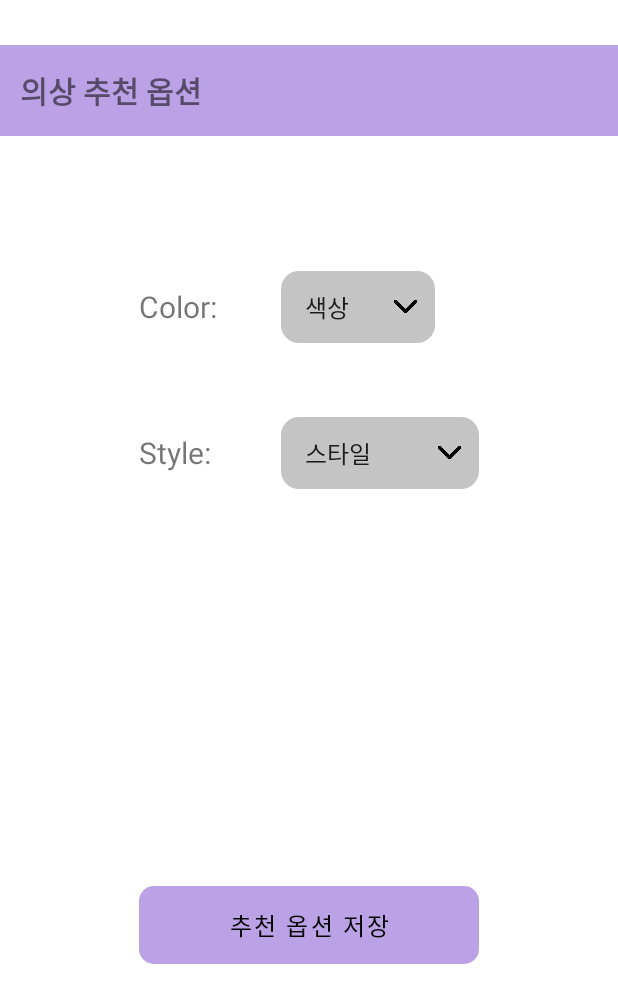
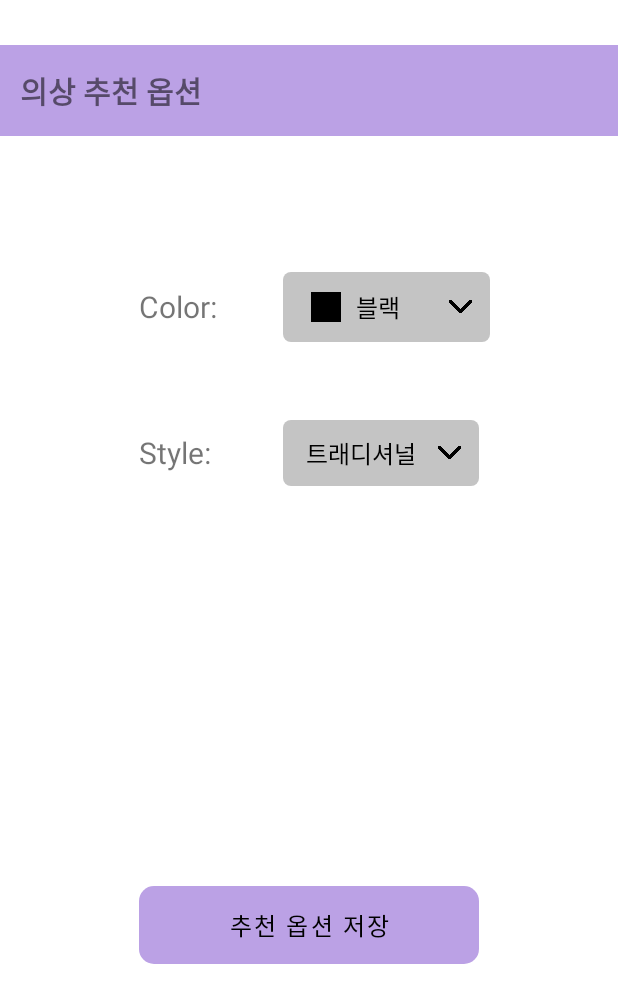
Before and after one commit to amykim928/GraduationProject, an Android app: the SpinnerActivity screen opened directly, with no data from a screen before it, on a phone screen of 412 x 824 dp. Shown: the top 1003 px of the screen. Run offline under Robolectric (Android 15) with nearby library versions, the phone set to English and light mode, and no system bars.

Commit message:
Modify spinner style

```diff
--- a/app/src/main/java/com/example/closet_app/SpinnerActivity.kt
+++ b/app/src/main/java/com/example/closet_app/SpinnerActivity.kt
@@ -13,22 +13,24 @@ class SpinnerActivity : AppCompatActivity(){
         super.onCreate(savedInstanceState)
         setContentView(R.layout.activity_spinner)
 
-        var colorSpinner = findViewById<Spinner>(R.id.colorSpinner)
-        var colorData = resources.getStringArray(R.array.color)
-        var colorAdapter = ArrayAdapter<String>(this, android.R.layout.simple_list_item_1, colorData)
+        var colorShapeData = resources.getStringArray(R.array.colorShapeData)
+        var colorTextData = resources.getStringArray(R.array.colorTextData)
+        val colorAdapter = SpinnerAdapter(applicationContext, colorShapeData, colorTextData)
+
+        val colorSpinner = findViewById<View>(R.id.colorSpinner) as Spinner
         colorSpinner.adapter = colorAdapter
-        colorSpinner.onItemSelectedListener = object : AdapterView.OnItemSelectedListener{
-            override fun onItemSelected(p0: AdapterView<*>?, p1: View?, p2: Int, p3: Long) {
+        colorSpinner.onItemSelectedListener = object : AdapterView.OnItemSelectedListener {
+            override fun onItemSelected(parent: AdapterView<*>, view: View, position: Int, id: Long) {
             }
 
-            override fun onNothingSelected(p0: AdapterView<*>?) {
+            override fun onNothingSelected(parent: AdapterView<*>) {
+
             }
-
         }
 
         var styleSpinner = findViewById<Spinner>(R.id.styleSpinner)
-        var styleData = resources.getStringArray(R.array.style)
-        var styleAdapter = ArrayAdapter<String>(this, android.R.layout.simple_list_item_1, styleData)
+        var styleData = resources.getStringArray(R.array.styleData)
+        var styleAdapter = ArrayAdapter<String>(this, R.layout.style_spinner, R.id.spinnerstyletext, styleData)
         styleSpinner.adapter = styleAdapter
         styleSpinner.onItemSelectedListener = object : AdapterView.OnItemSelectedListener{
             override fun onItemSelected(p0: AdapterView<*>?, p1: View?, p2: Int, p3: Long) {
@@ -38,6 +40,5 @@ class SpinnerActivity : AppCompatActivity(){
             }
 
         }
-
     }
 }
--- /dev/null
+++ b/app/src/main/java/com/example/closet_app/SpinnerAdapter.kt
@@ -0,0 +1,40 @@
+package com.example.closet_app
+
+import android.content.Context
+import android.graphics.Color
+import android.view.LayoutInflater
+import android.view.View
+import android.view.ViewGroup
+import android.widget.BaseAdapter
+import android.widget.TextView
+
+class SpinnerAdapter(internal var context: Context, internal var colorShapeData: Array<String>, internal var colorTextData: Array<String>) :
+    BaseAdapter() {
+    internal var inflter: LayoutInflater
+
+    init {
+        inflter = LayoutInflater.from(context)
+    }
+
+    override fun getCount(): Int {
+        return 13
+    }
+
+    override fun getItem(i: Int): Any? {
+        return null
+    }
+
+    override fun getItemId(i: Int): Long {
+        return 0
+    }
+
+    override fun getView(i: Int, view: View?, viewGroup: ViewGroup): View {
+
+        val view = inflter.inflate(R.layout.color_spinner,null)
+        val spinnerShape = view.findViewById<View>(R.id.spinnershape)
+        val spinnerText = view.findViewById<TextView>(R.id.spinnertext)
+        spinnerShape!!.setBackgroundColor(Color.parseColor(colorShapeData[i]))
+        spinnerText!!.text = colorTextData[i]
+        return view
+    }
+}
--- a/app/src/main/res/drawable/spinner.xml
+++ b/app/src/main/res/drawable/spinner.xml
@@ -5,7 +5,7 @@
             <item>
                 <shape android:shape="rectangle">
                     <solid android:color="#C4C4C4" />
-                    <corners android:radius="12dp" />
+                    <corners android:radius="5dp" />
                     <padding android:right="12dp" />
                 </shape>
             </item>
--- a/app/src/main/res/layout/activity_spinner.xml
+++ b/app/src/main/res/layout/activity_spinner.xml
@@ -33,8 +33,10 @@
     <Spinner
         android:id="@+id/colorSpinner"
         android:background="@drawable/spinner"
-        android:layout_width="wrap_content"
+        android:layout_width="@id/styleSpinner"
         android:layout_height="wrap_content"
+        android:padding="3dp"
+        android:popupBackground="#e7e6e6"
         app:layout_constraintLeft_toLeftOf="@id/styleSpinner"
         app:layout_constraintTop_toTopOf="@id/textcolor"
         app:layout_constraintBottom_toBottomOf="@id/textcolor"/>
@@ -54,6 +56,7 @@
         android:background="@drawable/spinner"
         android:layout_width="wrap_content"
         android:layout_height="wrap_content"
+        android:popupBackground="#e7e6e6"
         app:layout_constraintRight_toRightOf="@id/recommendBtn"
         app:layout_constraintTop_toTopOf="@id/textstyle"
         app:layout_constraintBottom_toBottomOf="@id/textstyle"/>
--- a/app/src/main/res/layout/activity_color_spinner.xml
+++ b/app/src/main/res/layout/color_spinner.xml
@@ -6,10 +6,12 @@
     xmlns:tools="http://schemas.android.com/tools">
 
     <View
-        android:id="@+id/colorView"
+        android:id="@+id/spinnershape"
         android:layout_width="20dp"
         android:layout_height="20dp"
-        android:layout_marginStart="8dp"
+        android:layout_marginTop="10dp"
+        android:layout_marginBottom="10dp"
+        android:layout_marginStart="15dp"
         android:background="@android:color/holo_red_dark"
         app:layout_constraintStart_toStartOf="parent"
         app:layout_constraintTop_toTopOf="parent"
@@ -17,16 +19,17 @@
         android:contentDescription="@string/app_name" />
 
     <TextView
-        android:id="@+id/txt_name"
-        android:layout_width="0dp"
+        android:id="@+id/spinnertext"
+        android:layout_width="65dp"
         android:layout_height="wrap_content"
-        android:layout_marginHorizontal="16dp"
-        android:textSize="18sp"
-        android:textStyle="bold"
-        app:layout_constraintStart_toEndOf="@+id/colorView"
+        android:layout_marginStart="10dp"
+        android:layout_marginEnd="15dp"
+        android:textSize="16sp"
+        android:textColor="@color/black"
+        app:layout_constraintTop_toTopOf="@id/spinnershape"
+        app:layout_constraintBottom_toBottomOf="@id/spinnershape"
+        app:layout_constraintStart_toEndOf="@id/spinnershape"
         app:layout_constraintEnd_toEndOf="parent"
-        app:layout_constraintTop_toTopOf="parent"
-        app:layout_constraintBottom_toBottomOf="parent"
         tools:text="빨간색"/>
 
 </androidx.constraintlayout.widget.ConstraintLayout>
--- /dev/null
+++ b/app/src/main/res/layout/style_spinner.xml
@@ -0,0 +1,23 @@
+<?xml version="1.0" encoding="utf-8"?>
+<androidx.constraintlayout.widget.ConstraintLayout xmlns:android="http://schemas.android.com/apk/res/android"
+    android:layout_width="match_parent"
+    android:layout_height="match_parent"
+    xmlns:app="http://schemas.android.com/apk/res-auto"
+    xmlns:tools="http://schemas.android.com/tools">
+
+    <TextView
+        android:id="@+id/spinnerstyletext"
+        android:layout_width="wrap_content"
+        android:layout_height="wrap_content"
+        android:layout_marginStart="15dp"
+        android:layout_marginEnd="15dp"
+        android:layout_marginTop="10dp"
+        android:layout_marginBottom="10dp"
+        android:textSize="16sp"
+        android:textColor="@color/black"
+        app:layout_constraintTop_toTopOf="parent"
+        app:layout_constraintBottom_toBottomOf="parent"
+        app:layout_constraintStart_toStartOf="parent"
+        app:layout_constraintEnd_toEndOf="parent"
+        tools:text="빨간색"/>
+</androidx.constraintlayout.widget.ConstraintLayout>
--- a/app/src/main/res/values/colorspinner.xml
+++ b/app/src/main/res/values/colorspinner.xml
@@ -1,7 +1,21 @@
 <?xml version="1.0" encoding="utf-8"?>
 <resources>
-    <string-array name="color">
-        <item>색상</item>
+    <string-array name="colorShapeData">
+        <item>#000000</item>
+        <item>#ffffff</item>
+        <item>#808080</item>
+        <item>#ff0000</item>
+        <item>#ff3659</item>
+        <item>#f39800</item>
+        <item>#ac8e60</item>
+        <item>#964b00</item>
+        <item>#ffd400</item>
+        <item>#008000</item>
+        <item>#8f784b</item>
+        <item>#c0c0c0</item>
+        <item>#fbceb1</item>
+    </string-array>
+    <string-array name="colorTextData">
         <item>블랙</item>
         <item>화이트</item>
         <item>그레이</item>
@@ -15,6 +29,5 @@
         <item>카키</item>
         <item>실버</item>
         <item>에프리콧</item>
-        <item>레인보우</item>
     </string-array>
 </resources>
--- a/app/src/main/res/values/stylespinner.xml
+++ b/app/src/main/res/values/stylespinner.xml
@@ -1,7 +1,6 @@
 <?xml version="1.0" encoding="utf-8"?>
 <resources>
-    <string-array name="style">
-        <item>스타일</item>
+    <string-array name="styleData">
         <item>트래디셔널</item>
         <item>매니시</item>
         <item>페미닌</item>
```
